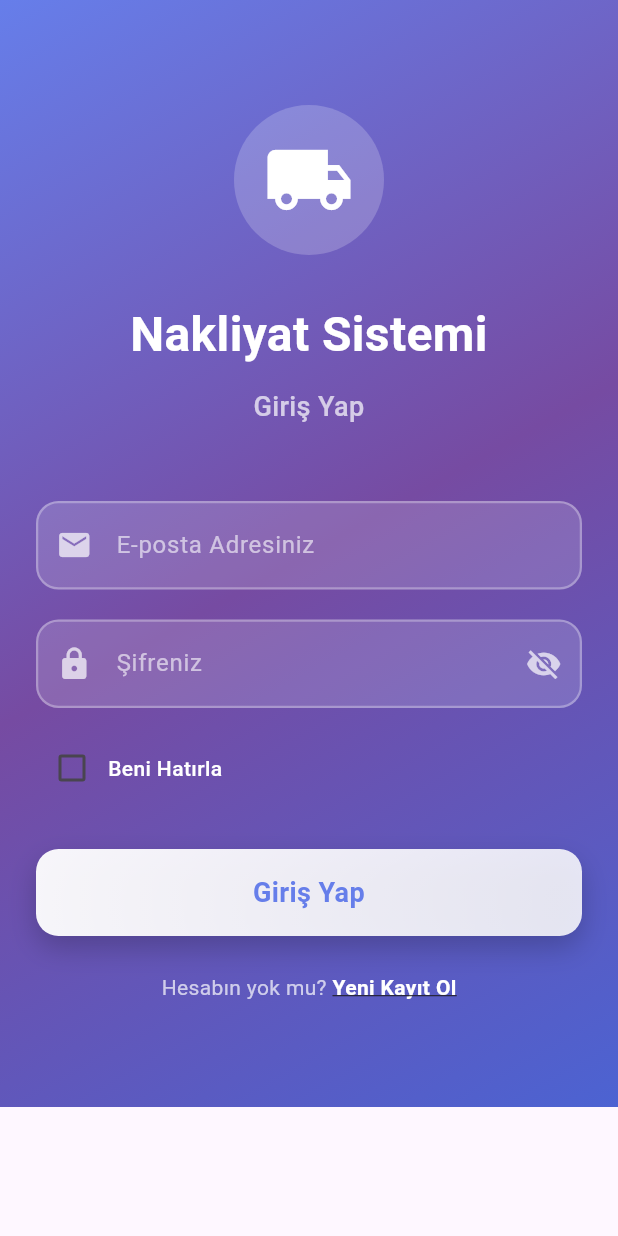
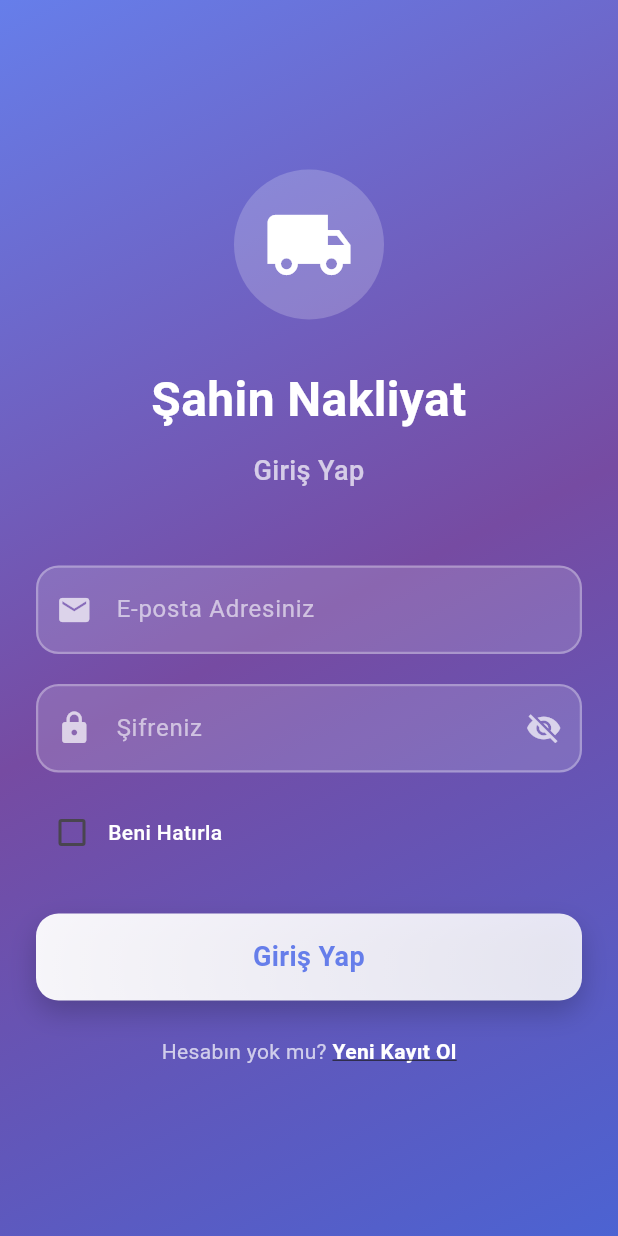
Before and after one commit to silasah1n/_243301011_sengul_sila_sahin_flutter_proje, a Flutter app: the screen it shows after launch, on a phone screen of 412 x 824 dp. Run offline on Flutter 3.47's test engine with Material 3 defaults, Android fonts, the light colour scheme and no system bars; our stand-ins replace cloud_firestore, firebase_auth, firebase_core, shared_preferences; accounts and stored records are empty.

Commit message:
Yeni özellikler ve ekranlar eklendi

```diff
--- a/_243301011_sengul_sila_sahin_flutter_proje/lib/screens/login_screen.dart
+++ b/_243301011_sengul_sila_sahin_flutter_proje/lib/screens/login_screen.dart
@@ -138,6 +138,7 @@ class _LoginScreenState extends State<LoginScreen> {
   @override
   Widget build(BuildContext context) {
     return Scaffold(
+      backgroundColor: const Color(0xFF4C63D2),
       body: Container(
         decoration: BoxDecoration(
           gradient: LinearGradient(
@@ -152,9 +153,11 @@ class _LoginScreenState extends State<LoginScreen> {
         ),
         child: SafeArea(
           child: SingleChildScrollView(
-            child: Padding(
-              padding: const EdgeInsets.symmetric(horizontal: 24.0, vertical: 40.0),
-              child: Column(
+            child: ConstrainedBox(
+              constraints: BoxConstraints(minHeight: MediaQuery.of(context).size.height - MediaQuery.of(context).padding.top - MediaQuery.of(context).padding.bottom),
+              child: Padding(
+                padding: const EdgeInsets.symmetric(horizontal: 24.0, vertical: 40.0),
+                child: Column(
                 mainAxisAlignment: MainAxisAlignment.center,
                 children: [
                   // BAŞLIK VE İKON
@@ -173,7 +176,7 @@ class _LoginScreenState extends State<LoginScreen> {
                   ),
                   const SizedBox(height: 30),
                   const Text(
-                    'Nakliyat Sistemi',
+                    'Şahin Nakliyat',
                     style: TextStyle(
                       fontSize: 32,
                       fontWeight: FontWeight.bold,
@@ -368,6 +371,7 @@ class _LoginScreenState extends State<LoginScreen> {
                 ],
               ),
             ),
+            ),
           ),
         ),
       ),
```
